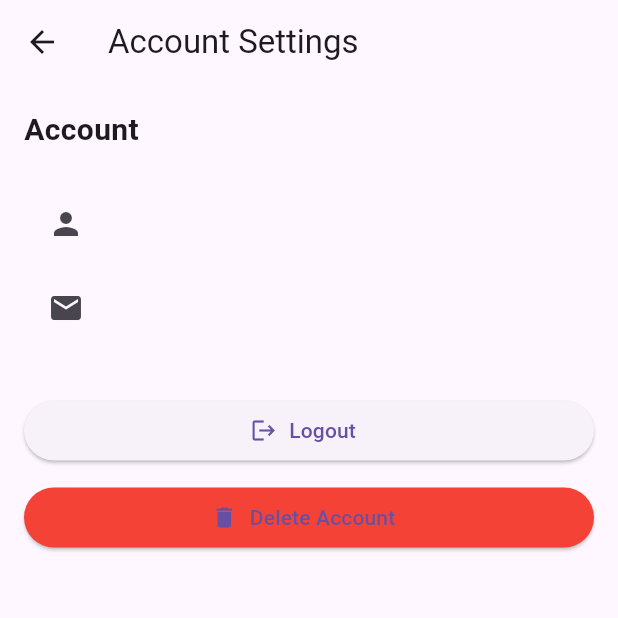
After one commit to world2g/routineapp, a Flutter app: the AccountCentre screen opened directly, on a phone screen of 412 x 824 dp, the top half of it. The commit adds this screen. Run offline on Flutter 3.47's test engine with Material 3 defaults, Android fonts, the phone set to English and light mode, and no system bars; our stand-ins replace shared_preferences, sqflite; missing offline and left inert: mqtt_client; accounts and stored records are empty.

Commit message:
Registration issues

```diff
--- /dev/null
+++ b/lib/pages/account.dart
@@ -0,0 +1,64 @@
+import 'package:flutter/material.dart';
+import '../providers/app_provider.dart';
+import 'package:provider/provider.dart';
+
+class AccountCentre extends StatelessWidget {
+  const AccountCentre({super.key});
+
+  @override
+  Widget build(BuildContext context) {
+    final provider = context.read<AppProvider>();
+
+    return Scaffold(
+      appBar: AppBar(title: const Text("Account Settings")),
+      body: Padding(
+        padding: const EdgeInsets.all(16),
+        child: Column(
+          crossAxisAlignment: CrossAxisAlignment.stretch,
+          children: [
+            const Text(
+              "Account",
+              style: TextStyle(fontSize: 20, fontWeight: FontWeight.bold),
+            ),
+
+            const SizedBox(height: 20),
+
+            ListTile(
+              leading: const Icon(Icons.person),
+              title: Text(provider.user?.username ?? ""),
+            ),
+
+            ListTile(
+              leading: const Icon(Icons.email),
+              title: Text(provider.user?.email ?? ""),
+            ),
+
+            const SizedBox(height: 30),
+
+            // Logout
+            ElevatedButton.icon(
+              icon: const Icon(Icons.logout),
+              label: const Text("Logout"),
+              onPressed: () {
+                provider.logout();
+                Navigator.pop(context);
+              },
+            ),
+
+            const SizedBox(height: 10),
+
+            // Delete account (placeholder)
+            ElevatedButton.icon(
+              icon: const Icon(Icons.delete),
+              label: const Text("Delete Account"),
+              style: ElevatedButton.styleFrom(backgroundColor: Colors.red),
+              onPressed: () {
+                // TODO: implement delete logic
+              },
+            ),
+          ],
+        ),
+      ),
+    );
+  }
+}
```
Also changed, not shown: lib/main.dart (+98 -62 lines), lib/pages/login_screen.dart (+5 -15 lines), lib/pages/register_screen.dart (+7 -0 lines), lib/providers/app_provider.dart (+6 -6 lines), lib/services/auth_service.dart (+5 -7 lines).
